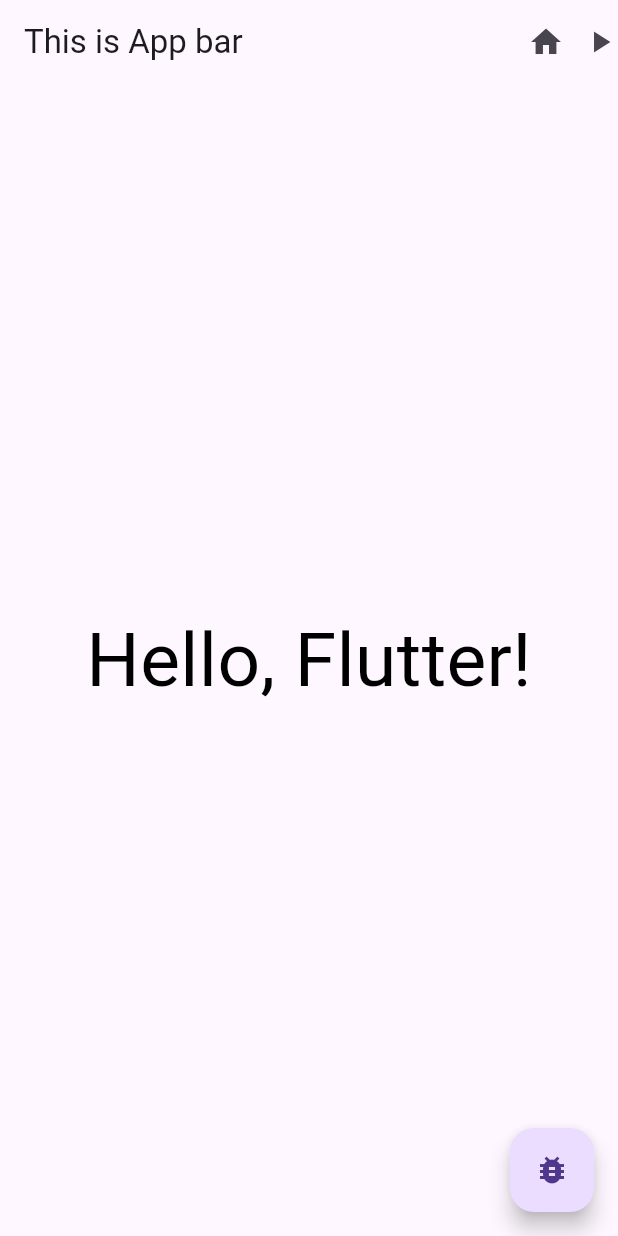
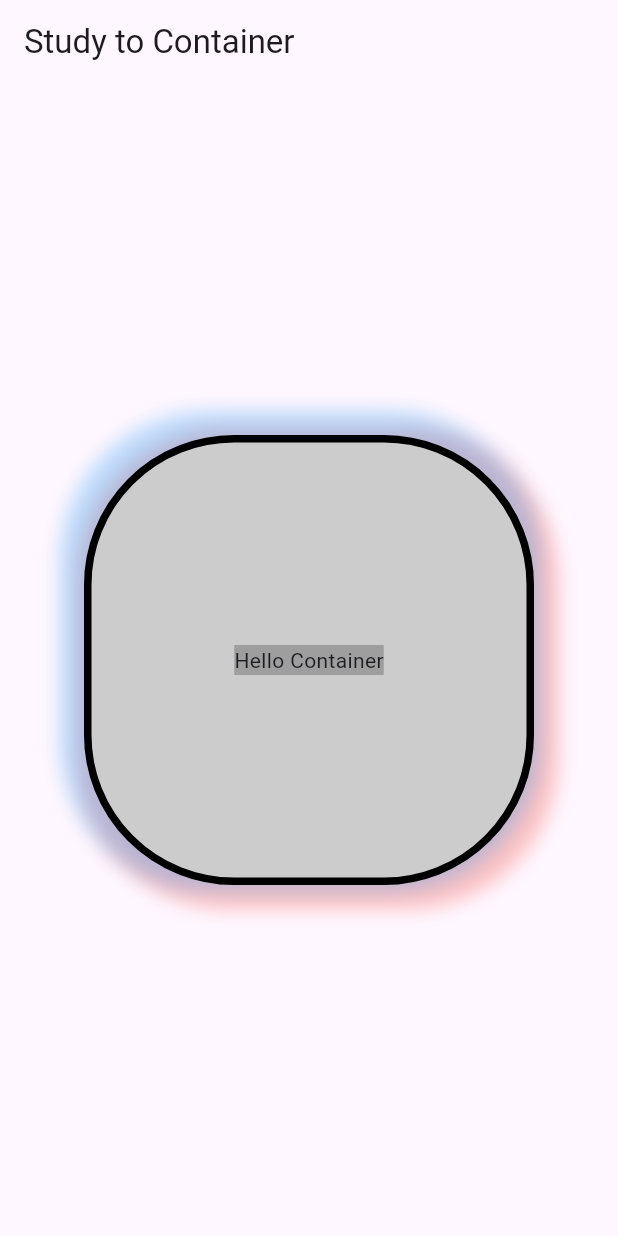
Before and after one commit to hoa0217/dart_study, a Flutter app: the screen it shows after launch, on a phone screen of 412 x 824 dp. Run offline on Flutter 3.47's test engine with Material 3 defaults, Android fonts, the phone set to English and light mode, and no system bars.

Commit message:
feature: 2-1 Container, Center Widget
Container 활용

```diff
--- a/flutter_example/lib/main.dart
+++ b/flutter_example/lib/main.dart
@@ -5,42 +5,46 @@ void main() {
     MaterialApp(
       home: Scaffold(
         appBar: AppBar(
-          centerTitle: false,
-          actions: [
-            IconButton(
-              icon: Icon(Icons.home),
-              onPressed: () {
-                print('Tab!');
-              },
-            ),
-            Icon(Icons.play_arrow),
-          ],
-          title: Text('This is App bar'),
+          title: Text('Study to Container'),
         ),
-        body: TestWidget(),
-        floatingActionButton: FloatingActionButton(
-          child: Icon(Icons.bug_report),
-          onPressed: () {
-            print('Tab! FAB!');
-          },
-        ),
+        body: CustomContainer(),
       ),
     ),
   );
 }
 
-class TestWidget extends StatelessWidget {
-  const TestWidget({super.key});
+class CustomContainer extends StatelessWidget {
+  const CustomContainer({super.key});
 
   @override
   Widget build(BuildContext context) {
-    return SafeArea(
-      child: Center(
-        child: Text(
-          'Hello, Flutter!',
-          style: TextStyle(
-            fontSize: 50,
-            color: Colors.black,
+    return Center(
+      child: Container(
+        width: 300,
+        height: 300,
+        padding: EdgeInsets.fromLTRB(10, 12, 10, 12),
+        decoration: BoxDecoration(
+          color: Color(0xFFCCCCCC),
+          border:
+              Border.all(color: Colors.black, width: 5, style: BorderStyle.solid),
+          borderRadius: BorderRadius.circular(100),
+          boxShadow: [
+            BoxShadow(
+                color: Colors.red.withOpacity(0.3),
+                offset: Offset(6, 6),
+                blurRadius: 10,
+                spreadRadius: 10),
+            BoxShadow(
+                color: Colors.blue.withOpacity(0.3),
+                offset: Offset(-6, -6),
+                blurRadius: 10,
+                spreadRadius: 10),
+          ],
+        ),
+        child: Center(
+          child: Container(
+            color: Colors.grey,
+            child: Text('Hello Container'),
           ),
         ),
       ),
```
Also changed, not shown: flutter_example/pubspec.lock, 2 other files.
